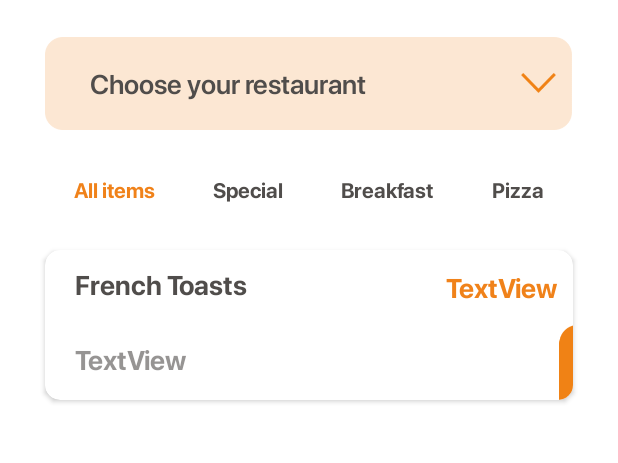
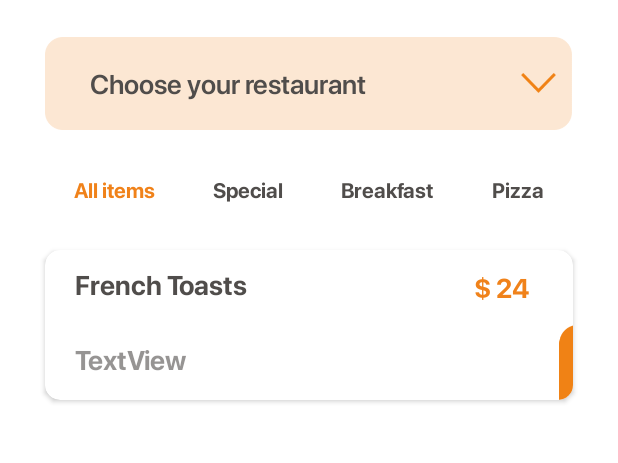
Before and after one commit to SamLatsin/soul-food, an Android app: the screen it shows after launch (ShopActivity), after a tap on "Check Menu", on a phone screen of 412 x 824 dp, the part 143-606 px from its top. Run offline under Robolectric (Android 15) with nearby library versions, the phone set to English and light mode, and no system bars.

Commit message:
first version

```diff
--- a/app/src/main/res/layout/activity_shop.xml
+++ b/app/src/main/res/layout/activity_shop.xml
@@ -209,7 +209,7 @@
                     android:layout_weight="0.5"
                     android:fontFamily="@font/bold"
                     android:gravity="center_vertical|center"
-                    android:text="TextView"
+                    android:text="$ 24"
                     android:textColor="#F0821A"
                     android:textSize="18sp" />
 
```
